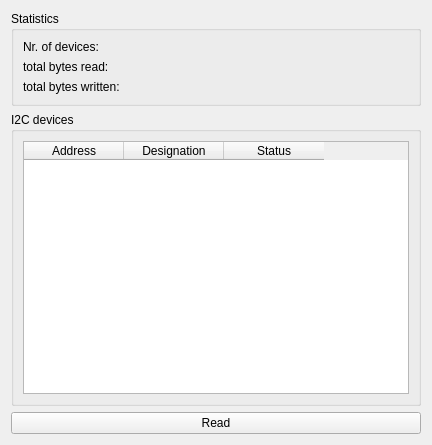
Old version of the form muondetector-gui-1.0.2/src/main/i2cform.ui in the repository liukai-tech/muondetector.
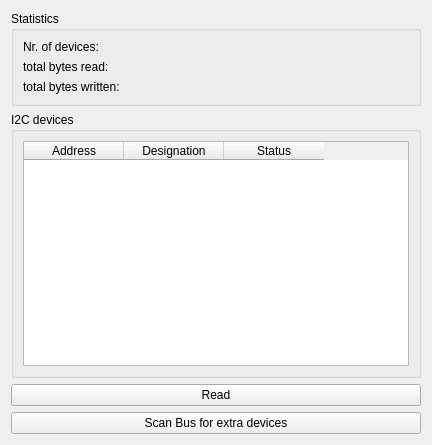
New version of the form.

Commit message: added calibration tab with display of all calibration variables and calculation of bias voltage based on stored calibration; implemented I2C bus scan in I2C tab

Patch:
```diff
--- a/muondetector-gui-1.0.2/src/main/i2cform.ui
+++ b/muondetector-gui-1.0.2/src/main/i2cform.ui
@@ -83,6 +83,13 @@
      </property>
     </widget>
    </item>
+   <item row="3" column="0">
+    <widget class="QPushButton" name="scanBusPushButton">
+     <property name="text">
+      <string>Scan Bus for extra devices</string>
+     </property>
+    </widget>
+   </item>
   </layout>
  </widget>
  <resources/>
```
The commit also changes 8 other files.
